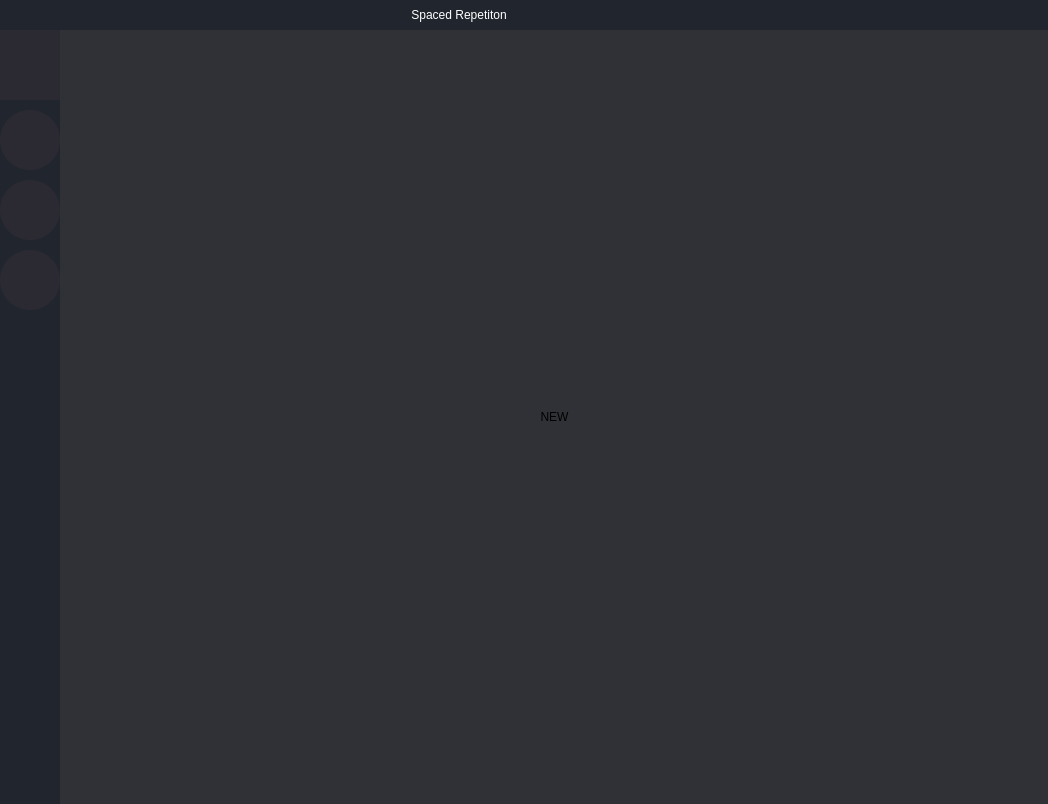
First picture: the form in ui/main.ui, repository DenisPald/spaced-repetition, before the edit.
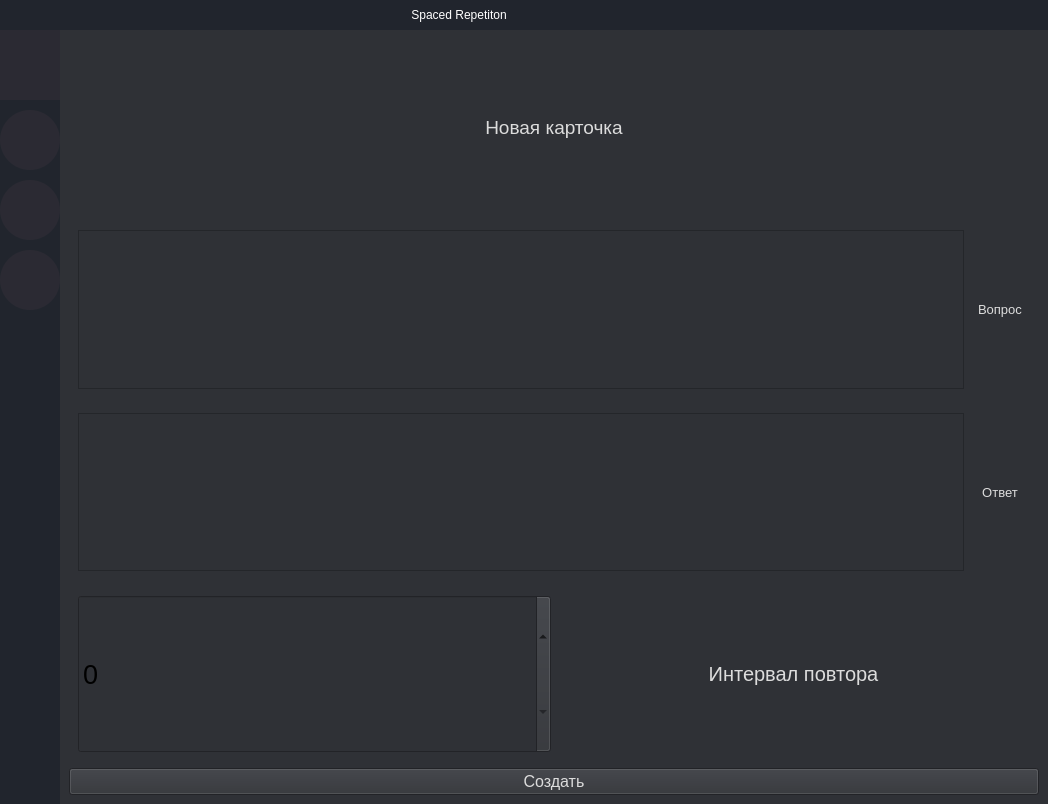
Second picture: the form after the edit. Icons and pictures are not drawn.

Commit message: New card page(not working yet), change style to fusion

```diff
--- a/ui/main.ui
+++ b/ui/main.ui
@@ -517,7 +517,7 @@
           <item>
            <widget class="QStackedWidget" name="stacked_widget">
             <property name="currentIndex">
-             <number>0</number>
+             <number>1</number>
             </property>
             <widget class="QWidget" name="home_page">
              <layout class="QVBoxLayout" name="verticalLayout_9">
@@ -540,50 +540,413 @@
                <layout class="QGridLayout" name="home_page_layout"/>
               </item>
               <item>
-               <layout class="QGridLayout" name="gridLayout_4">
-                <item row="0" column="0">
-                 <spacer name="horizontalSpacer">
-                  <property name="orientation">
-                   <enum>Qt::Horizontal</enum>
-                  </property>
-                  <property name="sizeHint" stdset="0">
-                   <size>
-                    <width>40</width>
-                    <height>20</height>
-                   </size>
-                  </property>
-                 </spacer>
-                </item>
-                <item row="0" column="2">
-                 <spacer name="horizontalSpacer_2">
-                  <property name="orientation">
-                   <enum>Qt::Horizontal</enum>
-                  </property>
-                  <property name="sizeHint" stdset="0">
-                   <size>
-                    <width>40</width>
-                    <height>20</height>
-                   </size>
-                  </property>
-                 </spacer>
-                </item>
-                <item row="0" column="1">
-                 <widget class="QPushButton" name="pushButton">
-                  <property name="sizePolicy">
-                   <sizepolicy hsizetype="Minimum" vsizetype="Minimum">
-                    <horstretch>0</horstretch>
-                    <verstretch>0</verstretch>
-                   </sizepolicy>
-                  </property>
-                  <property name="styleSheet">
-                   <string notr="true">border: 0px solid;</string>
-                  </property>
-                  <property name="text">
-                   <string>NEW</string>
-                  </property>
-                 </widget>
-                </item>
-               </layout>
+               <widget class="QFrame" name="frame_2">
+                <property name="sizePolicy">
+                 <sizepolicy hsizetype="Preferred" vsizetype="Preferred">
+                  <horstretch>0</horstretch>
+                  <verstretch>0</verstretch>
+                 </sizepolicy>
+                </property>
+                <property name="frameShape">
+                 <enum>QFrame::NoFrame</enum>
+                </property>
+                <property name="frameShadow">
+                 <enum>QFrame::Raised</enum>
+                </property>
+                <layout class="QHBoxLayout" name="horizontalLayout_4">
+                 <property name="spacing">
+                  <number>0</number>
+                 </property>
+                 <property name="leftMargin">
+                  <number>0</number>
+                 </property>
+                 <property name="topMargin">
+                  <number>0</number>
+                 </property>
+                 <property name="rightMargin">
+                  <number>0</number>
+                 </property>
+                 <property name="bottomMargin">
+                  <number>0</number>
+                 </property>
+                 <item>
+                  <layout class="QGridLayout" name="gridLayout_2">
+                   <item row="1" column="0">
+                    <spacer name="horizontalSpacer">
+                     <property name="orientation">
+                      <enum>Qt::Horizontal</enum>
+                     </property>
+                     <property name="sizeType">
+                      <enum>QSizePolicy::Expanding</enum>
+                     </property>
+                     <property name="sizeHint" stdset="0">
+                      <size>
+                       <width>40</width>
+                       <height>20</height>
+                      </size>
+                     </property>
+                    </spacer>
+                   </item>
+                   <item row="1" column="2">
+                    <spacer name="horizontalSpacer_2">
+                     <property name="orientation">
+                      <enum>Qt::Horizontal</enum>
+                     </property>
+                     <property name="sizeType">
+                      <enum>QSizePolicy::Expanding</enum>
+                     </property>
+                     <property name="sizeHint" stdset="0">
+                      <size>
+                       <width>40</width>
+                       <height>20</height>
+                      </size>
+                     </property>
+                    </spacer>
+                   </item>
+                   <item row="1" column="1">
+                    <widget class="QPushButton" name="new_card_button">
+                     <property name="styleSheet">
+                      <string notr="true">border: 0px solid;</string>
+                     </property>
+                     <property name="text">
+                      <string/>
+                     </property>
+                     <property name="icon">
+                      <iconset>
+                       <normaloff>plus.png</normaloff>plus.png</iconset>
+                     </property>
+                     <property name="iconSize">
+                      <size>
+                       <width>60</width>
+                       <height>60</height>
+                      </size>
+                     </property>
+                    </widget>
+                   </item>
+                   <item row="2" column="1">
+                    <spacer name="verticalSpacer_2">
+                     <property name="orientation">
+                      <enum>Qt::Vertical</enum>
+                     </property>
+                     <property name="sizeType">
+                      <enum>QSizePolicy::Minimum</enum>
+                     </property>
+                     <property name="sizeHint" stdset="0">
+                      <size>
+                       <width>20</width>
+                       <height>20</height>
+                      </size>
+                     </property>
+                    </spacer>
+                   </item>
+                   <item row="0" column="1">
+                    <spacer name="verticalSpacer">
+                     <property name="orientation">
+                      <enum>Qt::Vertical</enum>
+                     </property>
+                     <property name="sizeType">
+                      <enum>QSizePolicy::Fixed</enum>
+                     </property>
+                     <property name="sizeHint" stdset="0">
+                      <size>
+                       <width>10</width>
+                       <height>20</height>
+                      </size>
+                     </property>
+                    </spacer>
+                   </item>
+                  </layout>
+                 </item>
+                </layout>
+               </widget>
+              </item>
+             </layout>
+            </widget>
+            <widget class="QWidget" name="new_card_page">
+             <layout class="QVBoxLayout" name="verticalLayout_10">
+              <property name="spacing">
+               <number>0</number>
+              </property>
+              <property name="leftMargin">
+               <number>0</number>
+              </property>
+              <property name="topMargin">
+               <number>0</number>
+              </property>
+              <property name="rightMargin">
+               <number>0</number>
+              </property>
+              <property name="bottomMargin">
+               <number>0</number>
+              </property>
+              <item>
+               <widget class="QFrame" name="frame_3">
+                <property name="frameShape">
+                 <enum>QFrame::NoFrame</enum>
+                </property>
+                <property name="frameShadow">
+                 <enum>QFrame::Raised</enum>
+                </property>
+                <layout class="QVBoxLayout" name="verticalLayout_11">
+                 <item>
+                  <widget class="QFrame" name="frame_6">
+                   <property name="frameShape">
+                    <enum>QFrame::NoFrame</enum>
+                   </property>
+                   <property name="frameShadow">
+                    <enum>QFrame::Raised</enum>
+                   </property>
+                   <layout class="QHBoxLayout" name="horizontalLayout_6">
+                    <item>
+                     <widget class="QLabel" name="label_4">
+                      <property name="font">
+                       <font>
+                        <family>Segoe UI</family>
+                        <pointsize>14</pointsize>
+                       </font>
+                      </property>
+                      <property name="styleSheet">
+                       <string notr="true">color: #DCDCDC;</string>
+                      </property>
+                      <property name="text">
+                       <string>Новая карточка</string>
+                      </property>
+                      <property name="alignment">
+                       <set>Qt::AlignCenter</set>
+                      </property>
+                     </widget>
+                    </item>
+                   </layout>
+                  </widget>
+                 </item>
+                 <item>
+                  <widget class="QFrame" name="frame_4">
+                   <property name="frameShape">
+                    <enum>QFrame::NoFrame</enum>
+                   </property>
+                   <property name="frameShadow">
+                    <enum>QFrame::Raised</enum>
+                   </property>
+                   <layout class="QHBoxLayout" name="horizontalLayout_7">
+                    <item>
+                     <widget class="QTextEdit" name="question_text">
+                      <property name="sizePolicy">
+                       <sizepolicy hsizetype="Expanding" vsizetype="Preferred">
+                        <horstretch>0</horstretch>
+                        <verstretch>0</verstretch>
+                       </sizepolicy>
+                      </property>
+                      <property name="font">
+                       <font>
+                        <family>Segoe UI</family>
+                        <pointsize>20</pointsize>
+                       </font>
+                      </property>
+                     </widget>
+                    </item>
+                    <item>
+                     <widget class="QLabel" name="label">
+                      <property name="sizePolicy">
+                       <sizepolicy hsizetype="Fixed" vsizetype="Fixed">
+                        <horstretch>0</horstretch>
+                        <verstretch>0</verstretch>
+                       </sizepolicy>
+                      </property>
+                      <property name="minimumSize">
+                       <size>
+                        <width>60</width>
+                        <height>30</height>
+                       </size>
+                      </property>
+                      <property name="font">
+                       <font>
+                        <family>Segoe UI</family>
+                        <pointsize>10</pointsize>
+                       </font>
+                      </property>
+                      <property name="styleSheet">
+                       <string notr="true">color: #DCDCDC;</string>
+                      </property>
+                      <property name="text">
+                       <string>Вопрос</string>
+                      </property>
+                      <property name="alignment">
+                       <set>Qt::AlignCenter</set>
+                      </property>
+                     </widget>
+                    </item>
+                   </layout>
+                  </widget>
+                 </item>
+                 <item>
+                  <widget class="QFrame" name="frame_5">
+                   <property name="frameShape">
+                    <enum>QFrame::NoFrame</enum>
+                   </property>
+                   <property name="frameShadow">
+                    <enum>QFrame::Raised</enum>
+                   </property>
+                   <layout class="QHBoxLayout" name="horizontalLayout_8">
+                    <item>
+                     <widget class="QTextEdit" name="answer_text">
+                      <property name="sizePolicy">
+                       <sizepolicy hsizetype="Expanding" vsizetype="Preferred">
+                        <horstretch>0</horstretch>
+                        <verstretch>0</verstretch>
+                       </sizepolicy>
+                      </property>
+                      <property name="font">
+                       <font>
+                        <family>Segoe UI</family>
+                        <pointsize>20</pointsize>
+                       </font>
+                      </property>
+                     </widget>
+                    </item>
+                    <item>
+                     <widget class="QLabel" name="label_2">
+                      <property name="sizePolicy">
+                       <sizepolicy hsizetype="Fixed" vsizetype="Fixed">
+                        <horstretch>0</horstretch>
+                        <verstretch>0</verstretch>
+                       </sizepolicy>
+                      </property>
+                      <property name="minimumSize">
+                       <size>
+                        <width>60</width>
+                        <height>30</height>
+                       </size>
+                      </property>
+                      <property name="font">
+                       <font>
+                        <family>Segoe UI</family>
+                        <pointsize>10</pointsize>
+                       </font>
+                      </property>
+                      <property name="styleSheet">
+                       <string notr="true">color: #DCDCDC;</string>
+                      </property>
+                      <property name="text">
+                       <string>Ответ</string>
+                      </property>
+                      <property name="alignment">
+                       <set>Qt::AlignCenter</set>
+                      </property>
+                     </widget>
+                    </item>
+                   </layout>
+                  </widget>
+                 </item>
+                 <item>
+                  <widget class="QFrame" name="frame_7">
+                   <property name="frameShape">
+                    <enum>QFrame::NoFrame</enum>
+                   </property>
+                   <property name="frameShadow">
+                    <enum>QFrame::Raised</enum>
+                   </property>
+                   <layout class="QHBoxLayout" name="horizontalLayout_9">
+                    <item>
+                     <widget class="QSpinBox" name="interval_spin_box">
+                      <property name="sizePolicy">
+                       <sizepolicy hsizetype="Preferred" vsizetype="Preferred">
+                        <horstretch>0</horstretch>
+                        <verstretch>0</verstretch>
+                       </sizepolicy>
+                      </property>
+                      <property name="font">
+                       <font>
+                        <family>Segoe UI</family>
+                        <pointsize>20</pointsize>
+                       </font>
+                      </property>
+                      <property name="buttonSymbols">
+                       <enum>QAbstractSpinBox::UpDownArrows</enum>
+                      </property>
+                      <property name="maximum">
+                       <number>999999</number>
+                      </property>
+                     </widget>
+                    </item>
+                    <item>
+                     <widget class="QLabel" name="label_3">
+                      <property name="font">
+                       <font>
+                        <family>Segoe UI</family>
+                        <pointsize>15</pointsize>
+                       </font>
+                      </property>
+                      <property name="styleSheet">
+                       <string notr="true">color: #DCDCDC;</string>
+                      </property>
+                      <property name="text">
+                       <string>Интервал повтора</string>
+                      </property>
+                      <property name="alignment">
+                       <set>Qt::AlignCenter</set>
+                      </property>
+                     </widget>
+                    </item>
+                   </layout>
+                  </widget>
+                 </item>
+                 <item>
+                  <widget class="QFrame" name="frame_8">
+                   <property name="sizePolicy">
+                    <sizepolicy hsizetype="Preferred" vsizetype="Fixed">
+                     <horstretch>0</horstretch>
+                     <verstretch>0</verstretch>
+                    </sizepolicy>
+                   </property>
+                   <property name="frameShape">
+                    <enum>QFrame::NoFrame</enum>
+                   </property>
+                   <property name="frameShadow">
+                    <enum>QFrame::Raised</enum>
+                   </property>
+                   <layout class="QHBoxLayout" name="horizontalLayout_10">
+                    <property name="spacing">
+                     <number>0</number>
+                    </property>
+                    <property name="leftMargin">
+                     <number>0</number>
+                    </property>
+                    <property name="topMargin">
+                     <number>0</number>
+                    </property>
+                    <property name="rightMargin">
+                     <number>0</number>
+                    </property>
+                    <property name="bottomMargin">
+                     <number>0</number>
+                    </property>
+                    <item>
+                     <widget class="QPushButton" name="create_button">
+                      <property name="sizePolicy">
+                       <sizepolicy hsizetype="Minimum" vsizetype="Preferred">
+                        <horstretch>0</horstretch>
+                        <verstretch>0</verstretch>
+                       </sizepolicy>
+                      </property>
+                      <property name="font">
+                       <font>
+                        <family>Segoe UI</family>
+                        <pointsize>12</pointsize>
+                       </font>
+                      </property>
+                      <property name="styleSheet">
+                       <string notr="true">color: #DCDCDC;</string>
+                      </property>
+                      <property name="text">
+                       <string>Создать</string>
+                      </property>
+                     </widget>
+                    </item>
+                   </layout>
+                  </widget>
+                 </item>
+                </layout>
+               </widget>
               </item>
              </layout>
             </widget>
```
Left out of the diff: 56 changed lines with no effect on the pictures. The commit also changes 7 other files.
